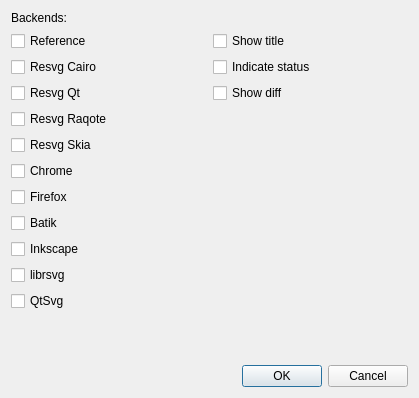
This is tools/vdiff/src/exportdialog.ui in RazrFalcon/resvg-test-suite as Qt 5 draws it before an edit. The edited form follows.
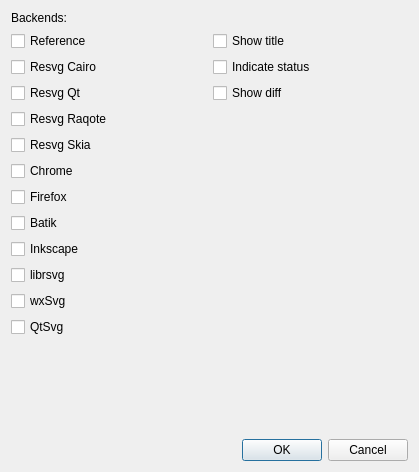
This is the edited form.

```diff
--- a/tools/vdiff/src/exportdialog.ui
+++ b/tools/vdiff/src/exportdialog.ui
@@ -7,7 +7,7 @@
     <x>0</x>
     <y>0</y>
     <width>419</width>
-    <height>398</height>
+    <height>472</height>
    </rect>
   </property>
   <property name="windowTitle">
@@ -95,6 +95,13 @@
          </property>
         </widget>
        </item>
+       <item>
+        <widget class="QCheckBox" name="chBoxBWxSvg">
+         <property name="text">
+          <string>wxSvg</string>
+         </property>
+        </widget>
+       </item>
        <item>
         <widget class="QCheckBox" name="chBoxBQtSvg">
          <property name="text">
```
